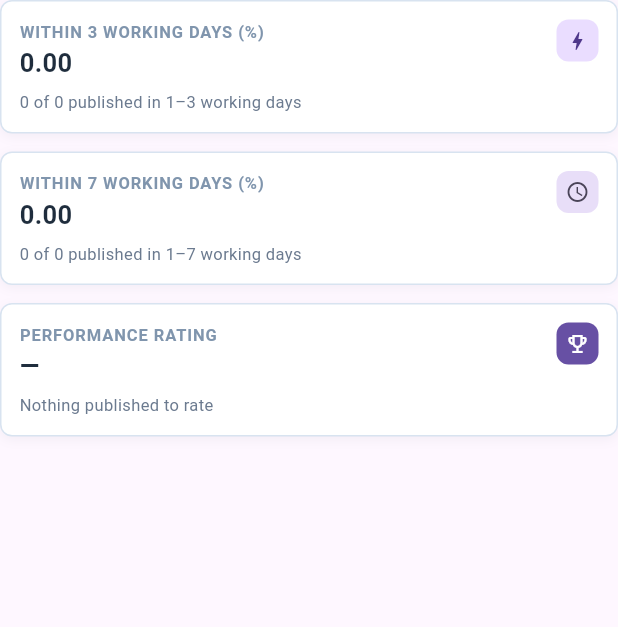
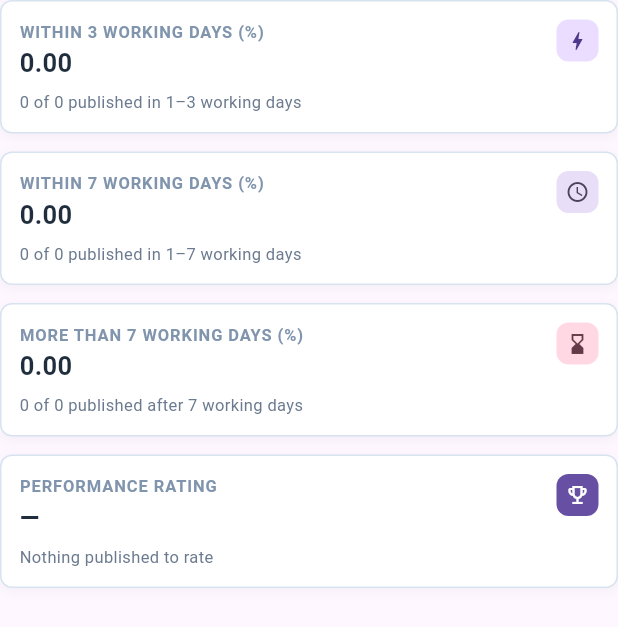
Before and after one commit to batrisyia-emi/etender-report, a Flutter app: the LeadTimeKpiCards widget shown alone on an empty page, opened directly with empty values, on a phone screen of 412 x 824 dp. Shown: the top 627 px of the screen. Run offline on Flutter 3.47's test engine with Material 3 defaults, Android fonts, the phone set to English and light mode, and no system bars; our stand-ins replace bloc, data_table_2, equatable, flutter_bloc; missing offline and left inert: excel, file_saver.

Commit message:
Add a More than 7 working days card to the lead time report
Co-Authored-By: Claude Opus 5.5 <noreply@anthropic.com>

```diff
--- a/lib/reports/procurement_lead_time/widgets/lead_time_kpi_cards.dart
+++ b/lib/reports/procurement_lead_time/widgets/lead_time_kpi_cards.dart
@@ -6,8 +6,8 @@ import 'package:etender_reports/reports/widgets/shared/kpi_card.dart';
 import 'package:etender_reports/reports/widgets/shared/status_chip.dart';
 import 'package:flutter/material.dart';
 
-/// Within 3 working days, Within 7 working days and the performance
-/// rating, for one summary.
+/// Within 3 working days, Within 7 working days, More than 7 working days
+/// and the performance rating, for one summary.
 class LeadTimeKpiCards extends StatelessWidget {
   const LeadTimeKpiCards({super.key, required this.summary});
 
@@ -35,6 +35,7 @@ class LeadTimeKpiCards extends StatelessWidget {
     final empty = summary.total == 0;
     final within3 = summary.countIn(LeadTimeRules.workingDays1To3);
     final within7 = within3 + summary.countIn(LeadTimeRules.workingDays4To7);
+    final over7 = summary.countIn(LeadTimeRules.workingDaysOver7);
 
     final cards = [
       KpiCard(
@@ -58,6 +59,18 @@ class LeadTimeKpiCards extends StatelessWidget {
         ),
       ),
       KpiCard(
+        header: 'MORE THAN 7 WORKING DAYS (%)',
+        value: summary
+            .percentIn(LeadTimeRules.workingDaysOver7)
+            .toStringAsFixed(2),
+        icon: Icons.hourglass_bottom_outlined,
+        iconTint: scheme.tertiaryContainer,
+        iconColor: scheme.onTertiaryContainer,
+        footer: KpiFooterText(
+          '$over7 of ${summary.total} published after 7 working days',
+        ),
+      ),
+      KpiCard(
         header: 'PERFORMANCE RATING',
         value: empty ? '—' : rating.label,
         icon: Icons.emoji_events_outlined,
@@ -74,8 +87,8 @@ class LeadTimeKpiCards extends StatelessWidget {
       ),
     ];
 
-    // All three in a row, or one per row: never two and then one beside
-    // an empty slot.
+    // All four in a row, or one per row: never a partial row beside an
+    // empty slot.
     return LayoutBuilder(
       builder: (context, constraints) {
         final fitsInOneRow =
```
